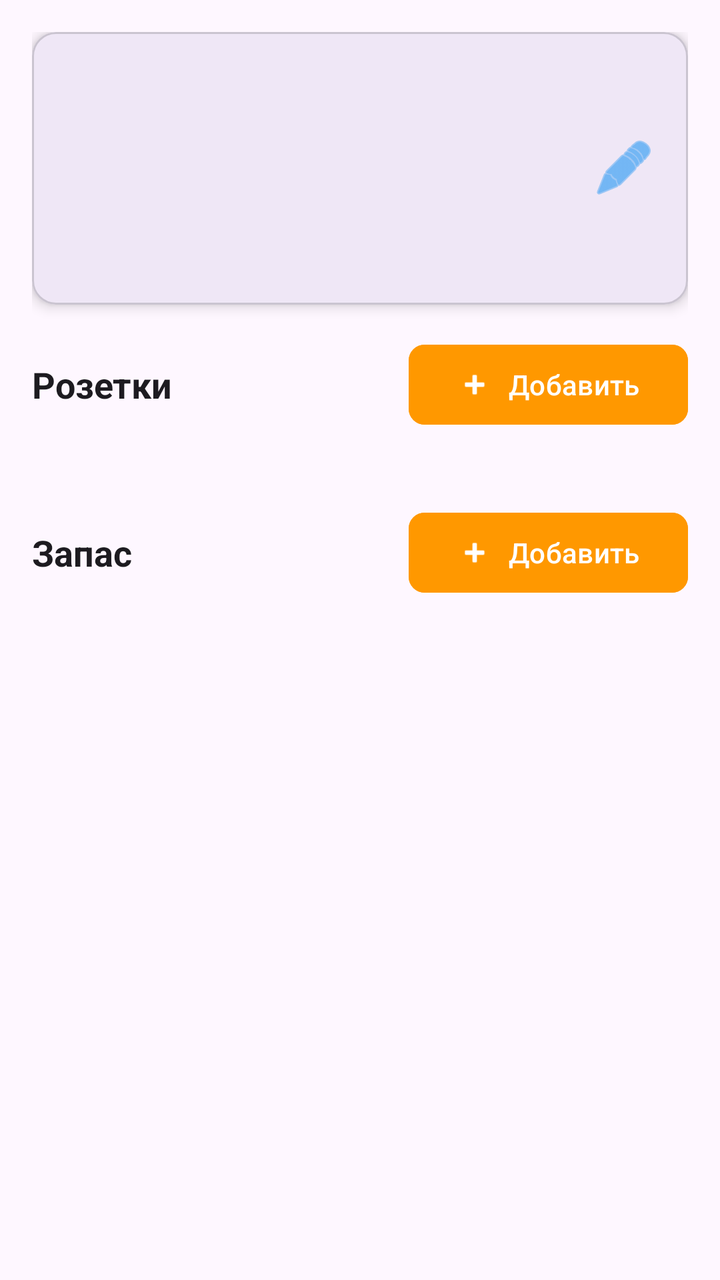
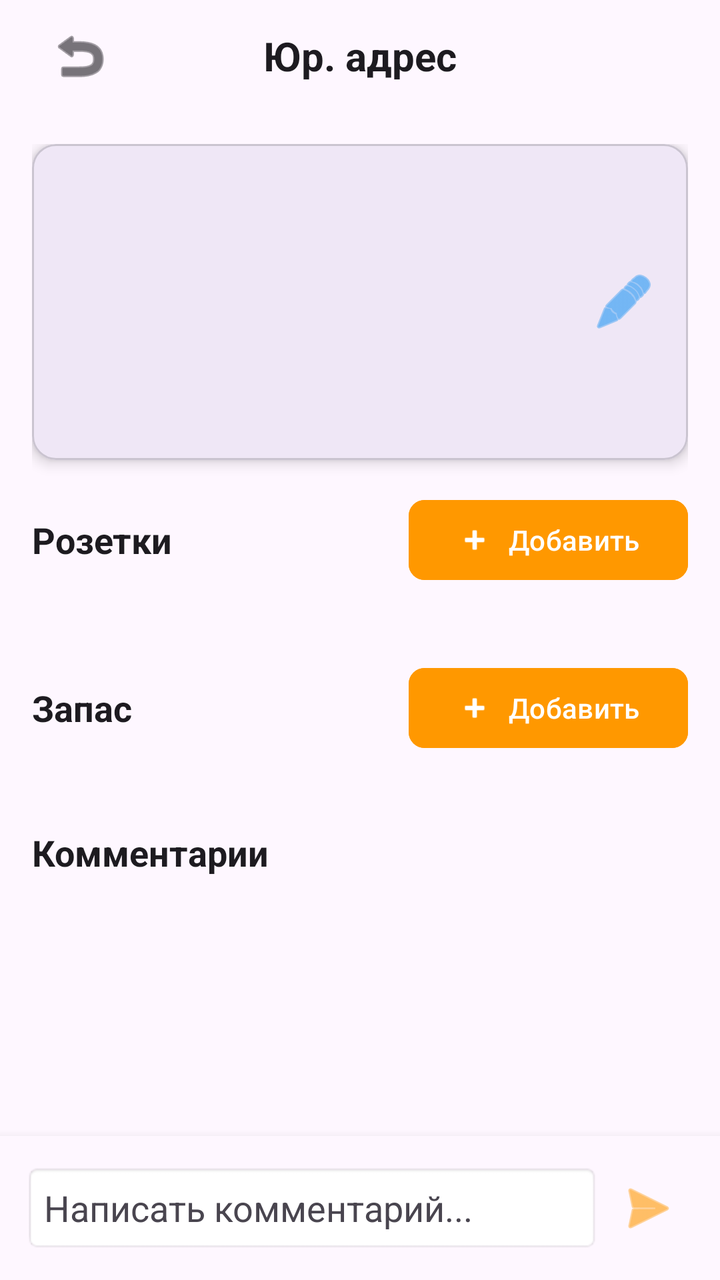

Two renders of the same Android screen: before a commit and after it. Below are the layout's source before the change and the commit's diff.
<!-- AndroidManifest.xml: application theme Theme.BaseHome -->
<!-- res/layout/activity_business_address_detail.xml -->
<?xml version="1.0" encoding="utf-8"?>
<LinearLayout xmlns:android="http://schemas.android.com/apk/res/android"
    xmlns:app="http://schemas.android.com/apk/res-auto"
    android:layout_width="match_parent"
    android:layout_height="match_parent"
    android:orientation="vertical"
    android:background="?android:attr/windowBackground"
    android:fitsSystemWindows="true">

    <androidx.core.widget.NestedScrollView
        android:layout_width="match_parent"
        android:layout_height="match_parent"
        android:fillViewport="true">

        <LinearLayout
            android:layout_width="match_parent"
            android:layout_height="wrap_content"
            android:orientation="vertical"
            android:padding="16dp">

            
            <com.google.android.material.card.MaterialCardView
                android:layout_width="match_parent"
                android:layout_height="wrap_content"
                app:cardCornerRadius="12dp"
                app:cardElevation="4dp"
                app:strokeWidth="1dp"
                app:strokeColor="?attr/colorOutlineVariant"
                android:layout_marginBottom="16dp">

                <RelativeLayout
                    android:layout_width="match_parent"
                    android:layout_height="wrap_content"
                    android:padding="16dp"
                    android:background="?attr/selectableItemBackground">

                    <LinearLayout
                        android:layout_width="match_parent"
                        android:layout_height="wrap_content"
                        android:orientation="vertical"
                        android:layout_toStartOf="@+id/btnContainerBus">

                        <TextView
                            android:id="@+id/tvBusCity"
                            android:layout_width="match_parent"
                            android:layout_height="wrap_content"
                            android:textSize="12sp"
                            android:textColor="?android:attr/textColorSecondary"
                            android:layout_marginBottom="2dp" />

                        <TextView
                            android:id="@+id/tvBusStreet"
                            android:layout_width="match_parent"
                            android:layout_height="wrap_content"
                            android:textSize="22sp"
                            android:textStyle="bold"
                            android:textColor="?android:attr/textColorPrimary" />

                        <TextView
                            android:id="@+id/tvBusHouse"
                            android:layout_width="match_parent"
                            android:layout_height="wrap_content"
                            android:textSize="18sp"
                            android:textColor="?android:attr/textColorSecondary"
                            android:layout_marginTop="4dp" />

                        <TextView
                            android:id="@+id/tvBusCenterName"
                            android:layout_width="match_parent"
                            android:layout_height="wrap_content"
                            android:textSize="18sp"
                            android:textStyle="italic"
                            android:textColor="#FF9800"
                            android:layout_marginTop="4dp" />
                    </LinearLayout>

                    <LinearLayout
                        android:id="@+id/btnContainerBus"
                        android:layout_width="wrap_content"
                        android:layout_height="wrap_content"
                        android:layout_alignParentEnd="true"
                        android:layout_centerVertical="true"
                        android:orientation="horizontal">

                        <ImageButton
                            android:id="@+id/btnEditBusinessAddress"
                            android:layout_width="32dp"
                            android:layout_height="32dp"
                            android:background="?android:attr/selectableItemBackgroundBorderless"
                            android:src="@android:drawable/ic_menu_edit"
                            app:tint="#2196F3" />

                        <ImageButton
                            android:id="@+id/btnDeleteBusinessAddress"
                            android:layout_width="32dp"
                            android:layout_height="32dp"
                            android:layout_marginStart="8dp"
                            android:background="?android:attr/selectableItemBackgroundBorderless"
                            android:src="@android:drawable/ic_menu_delete"
                            app:tint="#D32F2F"
                            android:visibility="gone" />
                    </LinearLayout>

                </RelativeLayout>
            </com.google.android.material.card.MaterialCardView>

            
            <LinearLayout
                android:layout_width="match_parent"
                android:layout_height="wrap_content"
                android:orientation="horizontal"
                android:gravity="center_vertical"
                android:layout_marginBottom="12dp">
                <TextView
                    android:layout_width="0dp"
                    android:layout_height="wrap_content"
                    android:layout_weight="1"
                    android:text="Розетки"
                    android:textSize="18sp"
                    android:textStyle="bold"
                    android:textColor="?android:attr/textColorPrimary" />

                <com.google.android.material.button.MaterialButton
                    android:id="@+id/btnSocket"
                    android:layout_width="wrap_content"
                    android:layout_height="wrap_content"
                    android:text="Добавить"
                    android:textAllCaps="false"
                    app:icon="@android:drawable/ic_input_add"
                    android:backgroundTint="@color/brand_accent"
                    android:textColor="@color/white"
                    app:cornerRadius="8dp"
                    app:elevation="4dp" />
            </LinearLayout>

            <androidx.recyclerview.widget.RecyclerView
                android:id="@+id/rvSockets"
                android:layout_width="match_parent"
                android:layout_height="wrap_content"
                android:nestedScrollingEnabled="false"
                android:layout_marginBottom="24dp" />

            
            <LinearLayout
                android:layout_width="match_parent"
                android:layout_height="wrap_content"
                android:orientation="horizontal"
                android:gravity="center_vertical"
                android:layout_marginBottom="12dp">
                <TextView
                    android:layout_width="0dp"
                    android:layout_height="wrap_content"
                    android:layout_weight="1"
                    android:text="Запас"
                    android:textSize="18sp"
                    android:textStyle="bold"
                    android:textColor="?android:attr/textColorPrimary" />

                <com.google.android.material.button.MaterialButton
                    android:id="@+id/btnReserve"
                    android:layout_width="wrap_content"
                    android:layout_height="wrap_content"
                    android:text="Добавить"
                    android:textAllCaps="false"
                    app:icon="@android:drawable/ic_input_add"
                    android:backgroundTint="@color/brand_accent"
                    android:textColor="@color/white"
                    app:cornerRadius="8dp"
                    app:elevation="4dp" />
            </LinearLayout>

            <androidx.recyclerview.widget.RecyclerView
                android:id="@+id/rvReserves"
                android:layout_width="match_parent"
                android:layout_height="wrap_content"
                android:nestedScrollingEnabled="false" />

        </LinearLayout>
    </androidx.core.widget.NestedScrollView>

</LinearLayout>
<!-- resources referenced by this layout -->
<resources>
  <color name="brand_accent">#FF9800</color>
  <color name="white">#FFFFFFFF</color>
  <style name="Theme.BaseHome" parent="Base.Theme.BaseHome" />
  <style name="Base.Theme.BaseHome" parent="Theme.Material3.DayNight.NoActionBar">
          
          
      </style>
</resources>

<!-- the commit's change to res/layout/activity_business_address_detail.xml (unified diff, before → after) -->
@@ -7,9 +7,35 @@
     android:background="?android:attr/windowBackground"
     android:fitsSystemWindows="true">
 
+    
+    <RelativeLayout
+        android:layout_width="match_parent"
+        android:layout_height="56dp"
+        android:paddingHorizontal="16dp">
+
+        <ImageButton
+            android:id="@+id/btnBackBusinessDetail"
+            android:layout_width="48dp"
+            android:layout_height="48dp"
+            android:layout_centerVertical="true"
+            android:background="?android:attr/selectableItemBackgroundBorderless"
+            android:src="@android:drawable/ic_menu_revert"
+            app:tint="?android:attr/textColorPrimary" />
+
+        <TextView
+            android:layout_width="wrap_content"
+            android:layout_height="wrap_content"
+            android:layout_centerInParent="true"
+            android:text="Юр. адрес"
+            android:textSize="20sp"
+            android:textStyle="bold"
+            android:textColor="?android:attr/textColorPrimary" />
+    </RelativeLayout>
+
     <androidx.core.widget.NestedScrollView
         android:layout_width="match_parent"
-        android:layout_height="match_parent"
+        android:layout_height="0dp"
+        android:layout_weight="1"
         android:fillViewport="true">
 
         <LinearLayout
@@ -72,6 +98,14 @@
                             android:textStyle="italic"
                             android:textColor="#FF9800"
                             android:layout_marginTop="4dp" />
+
+                        <TextView
+                            android:id="@+id/tvBusAddedBy"
+                            android:layout_width="match_parent"
+                            android:layout_height="wrap_content"
+                            android:textSize="10sp"
+                            android:textColor="?android:attr/textColorSecondary"
+                            android:layout_marginTop="8dp" />
                     </LinearLayout>
 
                     <LinearLayout
@@ -119,7 +153,6 @@
                     android:textSize="18sp"
                     android:textStyle="bold"
                     android:textColor="?android:attr/textColorPrimary" />
-
                 <com.google.android.material.button.MaterialButton
                     android:id="@+id/btnSocket"
                     android:layout_width="wrap_content"
@@ -155,7 +188,6 @@
                     android:textSize="18sp"
                     android:textStyle="bold"
                     android:textColor="?android:attr/textColorPrimary" />
-
                 <com.google.android.material.button.MaterialButton
                     android:id="@+id/btnReserve"
                     android:layout_width="wrap_content"
@@ -173,9 +205,69 @@
                 android:id="@+id/rvReserves"
                 android:layout_width="match_parent"
                 android:layout_height="wrap_content"
+                android:nestedScrollingEnabled="false"
+                android:layout_marginBottom="24dp" />
+
+            
+            <TextView
+                android:layout_width="match_parent"
+                android:layout_height="wrap_content"
+                android:text="Комментарии"
+                android:textSize="18sp"
+                android:textStyle="bold"
+                android:textColor="?android:attr/textColorPrimary"
+                android:layout_marginBottom="12dp" />
+
+            <androidx.recyclerview.widget.RecyclerView
+                android:id="@+id/rvComments"
+                android:layout_width="match_parent"
+                android:layout_height="wrap_content"
                 android:nestedScrollingEnabled="false" />
 
         </LinearLayout>
     </androidx.core.widget.NestedScrollView>
 
+    
+    <LinearLayout
+        android:layout_width="match_parent"
+        android:layout_height="wrap_content"
+        android:orientation="vertical"
+        android:padding="12dp"
+        android:background="?attr/colorSurface"
+        android:elevation="8dp">
+        <TextView
+            android:id="@+id/tvReplyTo"
+            android:layout_width="match_parent"
+            android:layout_height="wrap_content"
+            android:textSize="12sp"
+            android:textColor="#2196F3"
+            android:layout_marginBottom="4dp"
+            android:visibility="gone" />
+        <LinearLayout
+            android:layout_width="match_parent"
+            android:layout_height="wrap_content"
+            android:orientation="horizontal"
+            android:gravity="center_vertical">
+            <EditText
+                android:id="@+id/etNewComment"
+                android:layout_width="0dp"
+                android:layout_height="wrap_content"
+                android:layout_weight="1"
+                android:hint="Написать комментарий..."
+                android:padding="10dp"
+                android:textColor="?android:attr/textColorPrimary"
+                android:textColorHint="?android:attr/textColorSecondary"
+                android:background="@android:drawable/editbox_background"
+                android:maxLines="3"
+                android:inputType="textMultiLine" />
+            <ImageButton
+                android:id="@+id/btnAddComment"
+                android:layout_width="48dp"
+                android:layout_height="48dp"
+                android:src="@android:drawable/ic_menu_send"
+                android:background="?android:attr/selectableItemBackgroundBorderless"
+                app:tint="#FF9800" />
+        </LinearLayout>
+    </LinearLayout>
+
 </LinearLayout>
